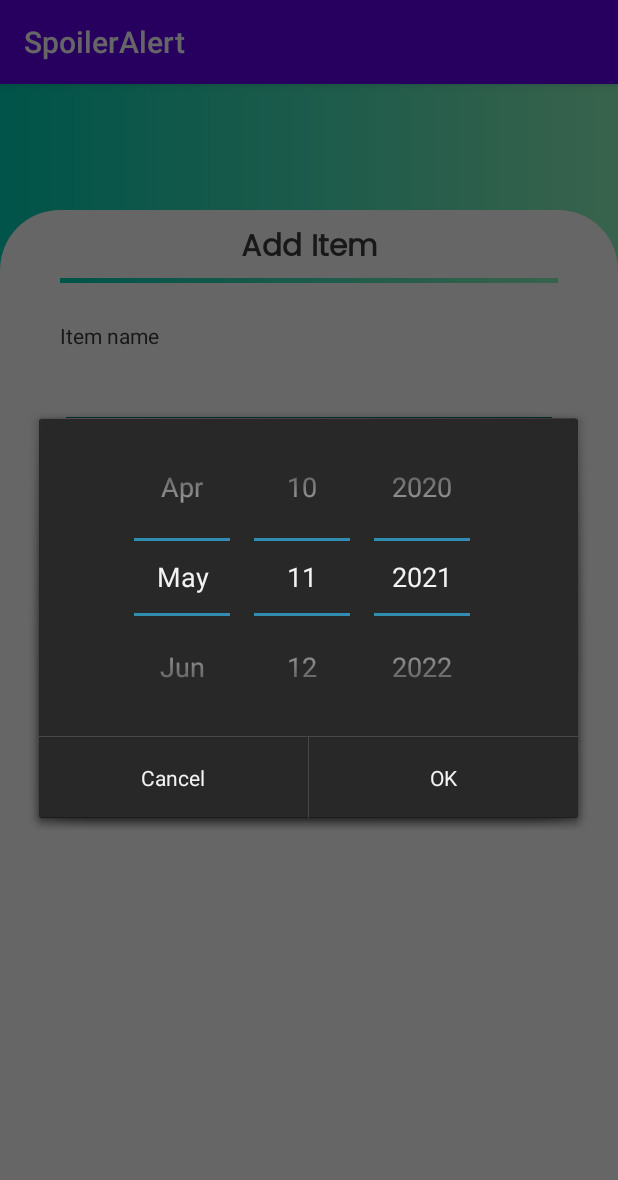
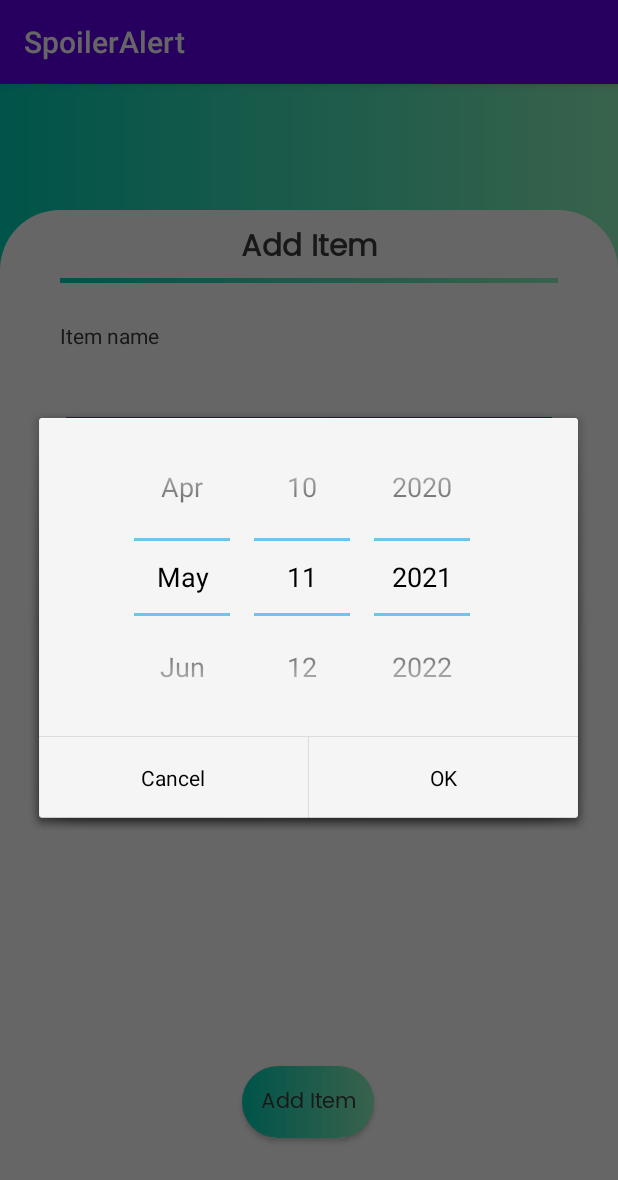
Before and after one commit to PtrckSimps/SpoilerAlert, an Android app: the InputItemActivity screen opened directly, with no data from a screen before it, after a tap on "Select date", on a phone screen of 412 x 824 dp. Shown: the top 1180 px of the screen. Run offline under Robolectric (Android 15) with nearby library versions, the phone set to English and light mode, and no system bars.

Commit message:
Added layout for InputItemActivity

```diff
--- a/app/src/main/java/com/mobdeve/simpaop/spoileralert/InputItemActivity.java
+++ b/app/src/main/java/com/mobdeve/simpaop/spoileralert/InputItemActivity.java
@@ -31,17 +31,21 @@ public class InputItemActivity extends AppCompatActivity {
         expiryDateInput.setOnClickListener(new View.OnClickListener() {
             @Override
             public void onClick(View v) {
+                initDatePicker();
+            }
+        });
+    }
+
+    private void initDatePicker(){
         Calendar calendar = Calendar.getInstance();
         int year = calendar.get(Calendar.YEAR);
         int month = calendar.get(Calendar.MONTH);
         int day = calendar.get(Calendar.DAY_OF_MONTH);
 
-                DatePickerDialog dialog = new DatePickerDialog(InputItemActivity.this, android.R.style.Theme_Holo_Dialog_NoActionBar_MinWidth, expiryDateListener, year, month, day);
+        DatePickerDialog dialog = new DatePickerDialog(InputItemActivity.this, android.R.style.Theme_Holo_Light_Dialog_NoActionBar_MinWidth, expiryDateListener, year, month, day);
 
         dialog.getWindow().setBackgroundDrawable(new ColorDrawable(Color.TRANSPARENT));
         dialog.show();
-            }
-        });
 
         expiryDateListener = new DatePickerDialog.OnDateSetListener() {
             @Override
--- /dev/null
+++ b/app/src/main/res/drawable/custom_button.xml
@@ -0,0 +1,11 @@
+<?xml version="1.0" encoding="utf-8"?>
+<shape xmlns:android="http://schemas.android.com/apk/res/android" android:shape="rectangle">
+
+    <gradient
+        android:startColor="@color/start"
+        android:endColor="@color/end"
+        android:angle="360"
+        />
+
+    <corners android:radius="40dp"/>
+</shape>
--- a/app/src/main/res/layout/activity_input_item.xml
+++ b/app/src/main/res/layout/activity_input_item.xml
@@ -134,6 +134,20 @@
             app:layout_constraintStart_toStartOf="parent"
             app:layout_constraintTop_toBottomOf="@+id/textView7" />
 
+        <Button
+            android:id="@+id/button"
+            android:layout_width="wrap_content"
+            android:layout_height="wrap_content"
+            android:layout_marginStart="161dp"
+            android:layout_marginBottom="65dp"
+            android:background="@drawable/custom_button"
+            android:fontFamily="@font/poppins"
+            android:text="Add Item"
+            android:textAppearance="@style/TextAppearance.AppCompat.Body1"
+            android:textColor="@color/text"
+            app:layout_constraintBottom_toBottomOf="parent"
+            app:layout_constraintStart_toStartOf="parent" />
+
     </androidx.constraintlayout.widget.ConstraintLayout>
 
 </androidx.constraintlayout.widget.ConstraintLayout>
```
Lines whose indentation alone changed are shown as unchanged.
